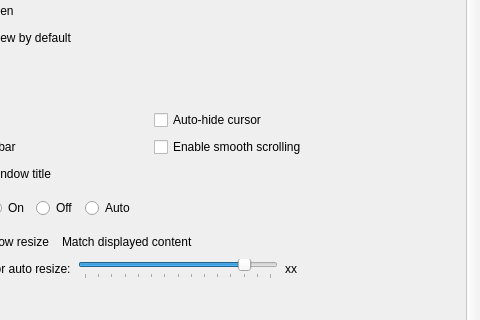
Qt form qimgv/gui/dialogs/settingsdialog.ui (hadoooooouken/qimgv-plus) before a commit; both pictures show x 303 to 783 and y 92 to 412 of the 783 by 741 pixel window.
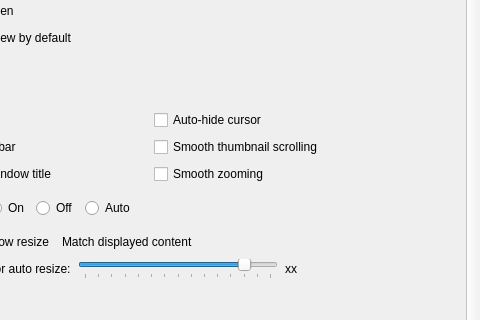
The same form after that commit. Custom widgets are drawn as their Qt base class.

Diff of the .ui file:
```diff
--- a/qimgv/gui/dialogs/settingsdialog.ui
+++ b/qimgv/gui/dialogs/settingsdialog.ui
@@ -633,7 +633,14 @@
                          <string>Turn this off if you are using a touchpad with libinput driver.</string>
                         </property>
                         <property name="text">
-                         <string>Enable smooth scrolling</string>
+                         <string>Smooth thumbnail scrolling</string>
+                        </property>
+                       </widget>
+                      </item>
+                      <item row="2" column="1" colspan="2">
+                       <widget class="QCheckBox" name="enableSmoothZoomCheckBox">
+                        <property name="text">
+                         <string>Smooth zooming</string>
                         </property>
                        </widget>
                       </item>
```
Left out of the diff: 7 changed lines with no effect on the pictures.
